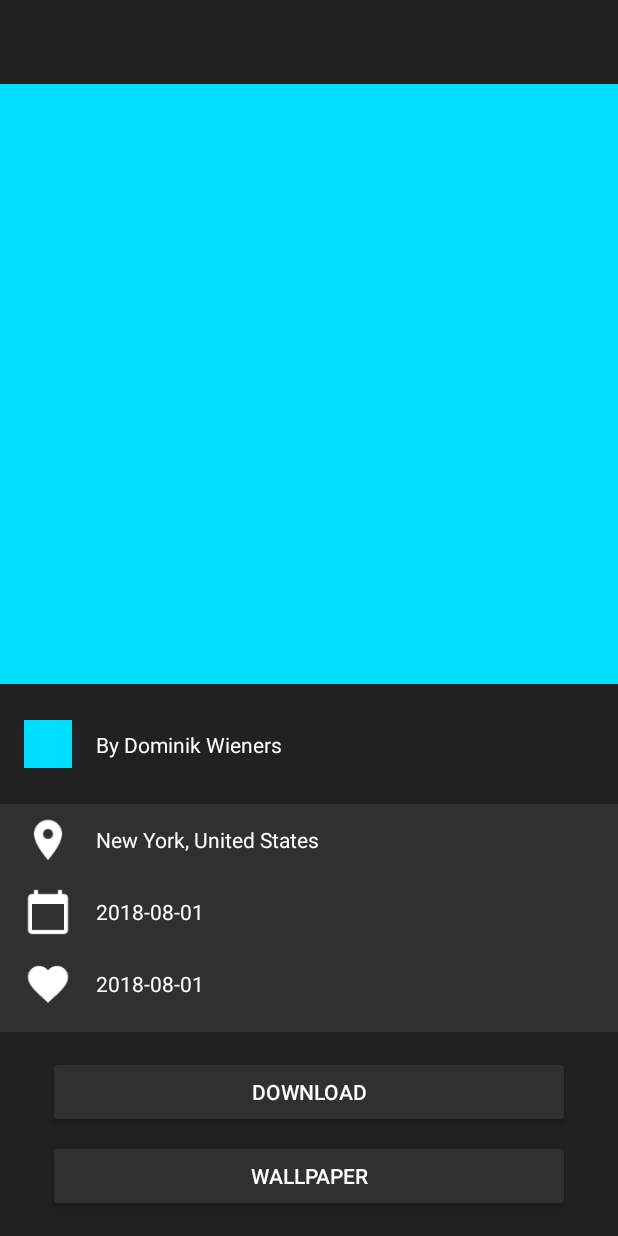
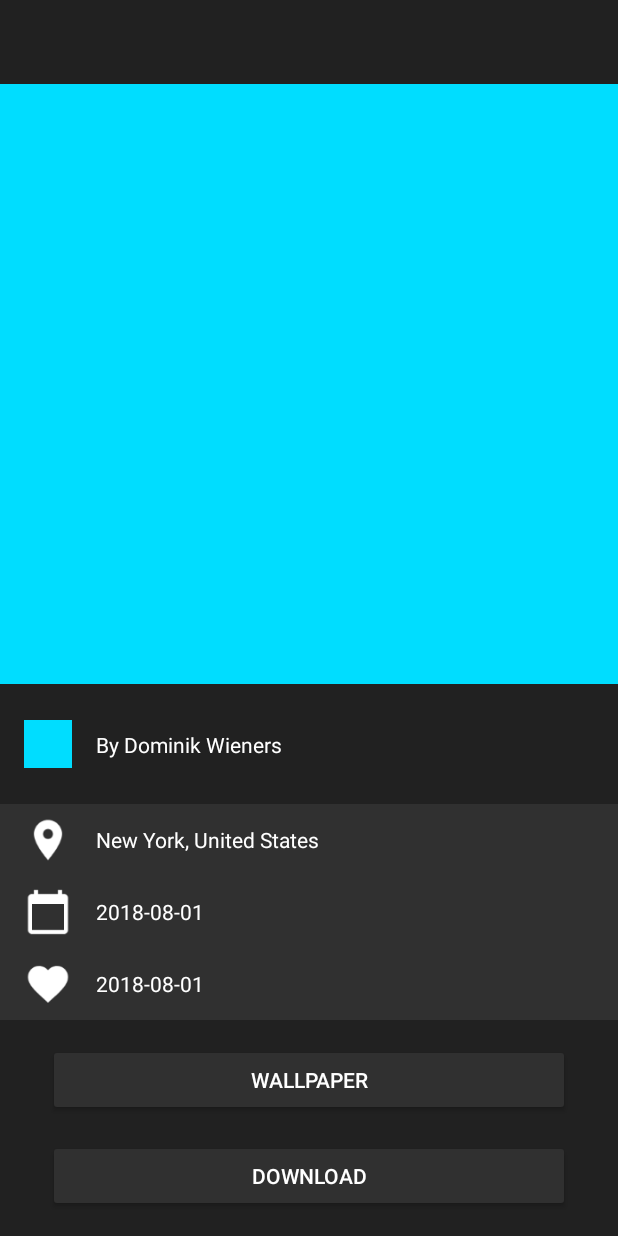
Before and after one commit to dwieners/Luna, an Android app: the layout activity_unsplash_detail.xml on its own in the app's theme, with its tools: preview values and no code run, on a phone screen of 412 x 824 dp. Run offline under Robolectric (Android 15) with nearby library versions, the phone set to English and light mode, and no system bars.

```diff
--- a/app/build.gradle
+++ b/app/build.gradle
@@ -54,6 +54,9 @@ dependencies {
     //RecyclerView
     implementation 'com.android.support:recyclerview-v7:27.1.1'
 
+    //FloatingSearchView
+    implementation 'com.github.arimorty:floatingsearchview:2.1.1'
+
     //Dagger2
     implementation 'com.google.dagger:dagger:2.17'
     kapt 'com.google.dagger:dagger-compiler:2.17'
--- a/app/src/main/java/de/dominikwieners/luna/di/AppComponent.kt
+++ b/app/src/main/java/de/dominikwieners/luna/di/AppComponent.kt
@@ -1,8 +1,10 @@
 package de.dominikwieners.luna.di
 
 import dagger.Component
+import de.dominikwieners.luna.view.GiphyActivity
 import de.dominikwieners.luna.view.UnsplashActivity
 import de.dominikwieners.luna.view.UnsplashDetailActivity
+import de.dominikwieners.luna.view.UnsplashSearchActivity
 import javax.inject.Singleton
 
 
@@ -11,4 +13,8 @@ import javax.inject.Singleton
 interface AppComponent {
     fun inject(unsplashActivity: UnsplashActivity)
     fun inject(unsplashDetailActivity: UnsplashDetailActivity)
+    fun inject(unsplashSearchActivity: UnsplashSearchActivity)
+
+    fun inject(giphyActivity: GiphyActivity)
+
 }
--- a/app/src/main/java/de/dominikwieners/luna/view/UnsplashActivity.kt
+++ b/app/src/main/java/de/dominikwieners/luna/view/UnsplashActivity.kt
@@ -120,8 +120,8 @@ class UnsplashActivity : AppCompatActivity(){
     }
 
     private fun initToolbar(){
-        binding.toolbar.title = getString(R.string.app_name)
-        setSupportActionBar(binding.toolbar)
+        binding.activityUnsplashToolbar.title = getString(R.string.unsplash_name)
+        setSupportActionBar(binding.activityUnsplashToolbar)
     }
 
     private fun initRecycler(){
@@ -188,6 +188,7 @@ class UnsplashActivity : AppCompatActivity(){
     override fun onOptionsItemSelected(item: MenuItem?): Boolean {
         when(item?.itemId){
             R.id.main_menu_giphy -> {navigator.showGifActivity(this)}
+            R.id.main_menu_search -> {navigator.showUnsplashSearchActivity(this, false)}
         }
         return true
     }
--- a/app/src/main/java/de/dominikwieners/luna/view/UnsplashDetailActivity.kt
+++ b/app/src/main/java/de/dominikwieners/luna/view/UnsplashDetailActivity.kt
@@ -65,15 +65,15 @@ class UnsplashDetailActivity : AppCompatActivity() {
     }
 
     private fun initToolbar(){
-        binding.toolbar.title = getString(R.string.app_name)
-        setSupportActionBar(binding.toolbar)
+        binding.activityUnsplashDetailToolbar.title = " "
+        setSupportActionBar(binding.activityUnsplashDetailToolbar)
         supportActionBar?.let{
             it.setDisplayHomeAsUpEnabled(true)
         }
     }
 
     private fun setImages(){
-       Picasso.get().load(binding.viewmodel!!.detail.value!!.urls?.small).into(binding.unsplashDetailIvPhoto, object : Callback {
+       Picasso.get().load(binding.viewmodel!!.detail.value!!.urls?.regular).into(binding.unsplashDetailIvPhoto, object : Callback {
            override fun onSuccess() {
                pictureDrawable.value = binding.unsplashDetailIvPhoto.drawable
            }
--- /dev/null
+++ b/app/src/main/res/anim/slide_in_to_left.xml
@@ -0,0 +1,6 @@
+<?xml version="1.0" encoding="utf-8"?>
+<set xmlns:android="http://schemas.android.com/apk/res/android"
+    android:shareInterpolator="false" >
+    <translate android:duration="500" android:fromXDelta="100%" android:toXDelta="0%" />
+    <alpha android:duration="500" android:fromAlpha="0.0" android:toAlpha="1.0" />
+</set>
--- a/app/src/main/res/layout/activity_unsplash.xml
+++ b/app/src/main/res/layout/activity_unsplash.xml
@@ -17,7 +17,7 @@
         tools:context=".view.UnsplashActivity">
 
         <android.support.v7.widget.Toolbar
-            android:id="@+id/toolbar"
+            android:id="@+id/activity_unsplash_toolbar"
             style="@style/LunaToolbarTheme"
             app:layout_constraintEnd_toEndOf="parent"
             app:layout_constraintStart_toStartOf="parent"
@@ -43,7 +43,7 @@
             app:layout_constraintBottom_toBottomOf="parent"
             app:layout_constraintLeft_toLeftOf="parent"
             app:layout_constraintRight_toRightOf="parent"
-            app:layout_constraintTop_toBottomOf="@+id/toolbar" />
+            app:layout_constraintTop_toBottomOf="@+id/activity_unsplash_toolbar" />
 
         <android.support.v7.widget.RecyclerView
             android:id="@+id/rv_unsplash_posts"
@@ -53,7 +53,7 @@
             app:layout_constraintBottom_toBottomOf="parent"
             app:layout_constraintEnd_toEndOf="parent"
             app:layout_constraintStart_toStartOf="parent"
-            app:layout_constraintTop_toBottomOf="@+id/toolbar" >
+            app:layout_constraintTop_toBottomOf="@+id/activity_unsplash_toolbar" >
 
         </android.support.v7.widget.RecyclerView>
 
--- a/app/src/main/res/layout/activity_unsplash_detail.xml
+++ b/app/src/main/res/layout/activity_unsplash_detail.xml
@@ -21,7 +21,7 @@
             tools:context=".view.UnsplashDetailActivity">
 
             <android.support.v7.widget.Toolbar
-                android:id="@+id/toolbar"
+                android:id="@+id/activity_unsplash_detail_toolbar"
                 style="@style/LunaToolbarTheme"
                 app:layout_constraintEnd_toEndOf="parent"
                 app:layout_constraintStart_toStartOf="parent"
@@ -33,10 +33,11 @@
                 android:layout_width="0dp"
                 android:layout_height="400dp"
                 android:scaleType="centerCrop"
-                tools:src="@android:color/holo_blue_bright"
                 app:layout_constraintEnd_toEndOf="parent"
+                app:layout_constraintHorizontal_bias="0.0"
                 app:layout_constraintStart_toStartOf="parent"
-                app:layout_constraintTop_toBottomOf="@+id/toolbar"/>
+                app:layout_constraintTop_toBottomOf="@+id/activity_unsplash_detail_toolbar"
+                tools:src="@android:color/holo_blue_bright" />
 
             <android.support.constraint.ConstraintLayout
                 android:id="@+id/constraintLayout2"
@@ -84,6 +85,7 @@
                 android:layout_height="wrap_content"
                 android:orientation="vertical"
                 app:layout_constraintEnd_toEndOf="parent"
+                app:layout_constraintHorizontal_bias="1.0"
                 app:layout_constraintStart_toStartOf="parent"
                 app:layout_constraintTop_toBottomOf="@+id/constraintLayout2">
 
@@ -176,14 +178,16 @@
                     style="@style/LunaDarkTheme.Button"
                     android:layout_width="0dp"
                     android:layout_height="48dp"
+                    android:layout_marginBottom="16dp"
                     android:layout_marginEnd="32dp"
                     android:layout_marginStart="32dp"
                     android:layout_marginTop="16dp"
                     android:text="Download"
+                    app:layout_constraintBottom_toBottomOf="parent"
                     app:layout_constraintEnd_toEndOf="parent"
-                    app:layout_constraintHorizontal_bias="1.0"
+                    app:layout_constraintHorizontal_bias="0.0"
                     app:layout_constraintStart_toStartOf="parent"
-                    app:layout_constraintTop_toTopOf="parent" />
+                    app:layout_constraintTop_toBottomOf="@+id/unsplash_detail_bu_wallpaper" />
 
                 <Button
                     android:id="@+id/unsplash_detail_bu_wallpaper"
@@ -192,14 +196,12 @@
                     android:layout_height="48dp"
                     android:layout_marginEnd="32dp"
                     android:layout_marginStart="32dp"
-                    android:layout_marginTop="8dp"
-                    android:layout_marginBottom="16dp"
+                    android:layout_marginTop="16dp"
                     android:text="Wallpaper"
                     app:layout_constraintEnd_toEndOf="parent"
-                    app:layout_constraintHorizontal_bias="1.0"
+                    app:layout_constraintHorizontal_bias="0.0"
                     app:layout_constraintStart_toStartOf="parent"
-                    app:layout_constraintTop_toBottomOf="@id/unsplash_detail_bu_download"
-                    app:layout_constraintBottom_toBottomOf="parent"/>
+                    app:layout_constraintTop_toTopOf="parent" />
 
 
             </android.support.constraint.ConstraintLayout>
--- a/app/src/main/res/values/strings.xml
+++ b/app/src/main/res/values/strings.xml
@@ -1,7 +1,10 @@
 <resources>
     <string name="app_name">Luna</string>
 
+    <string name="unsplash_name">Unsplash</string>
     <string name="unsplash_detail_user">By %1$s %2$s</string>
     <string name="unsplash_detail_likes">%1$s Likes</string>
     <string name="unsplash_detail_downloads">%1$s Downloads</string>
+
+    <string name="giphy_name">Giphy</string>
 </resources>
```
Also changed, not shown: app/src/main/AndroidManifest.xml (+4 -3 lines), app/src/main/java/de/dominikwieners/luna/Navigator.kt (+11 -4 lines), app/src/main/java/de/dominikwieners/luna/view/GifActivity.kt (deleted, +0 -13 lines), app/src/main/java/de/dominikwieners/luna/view/GiphyActivity.kt (added, +20 -0 lines), app/src/main/java/de/dominikwieners/luna/view/UnsplashSearchActivity.kt (added, +42 -0 lines), app/src/main/java/de/dominikwieners/luna/viewmodel/UnsplashSearchViewModel.kt (added, +7 -0 lines), app/src/main/res/layout/activity_gif.xml (deleted, +0 -9 lines), app/src/main/res/layout/activity_giphy.xml (added, +17 -0 lines), app/src/main/res/layout/activity_unsplash_search.xml (added, +39 -0 lines), app/src/main/res/menu/main_menu.xml (+7 -1 lines), app/src/main/res/drawable-xhdpi/baseline_search_white_36.png (added), app/src/main/res/drawable-xxxhdpi/baseline_search_white_36.png (added).
